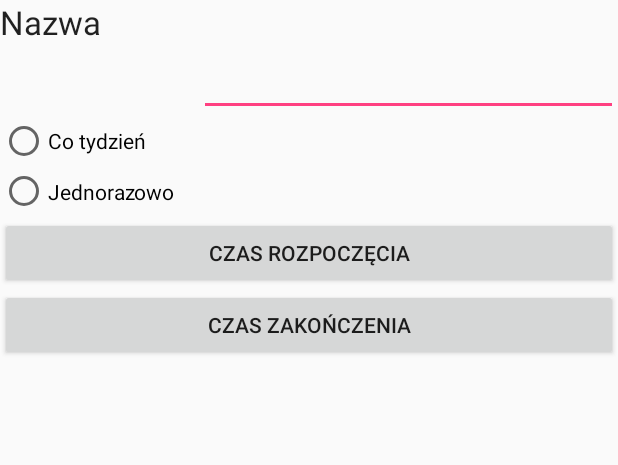
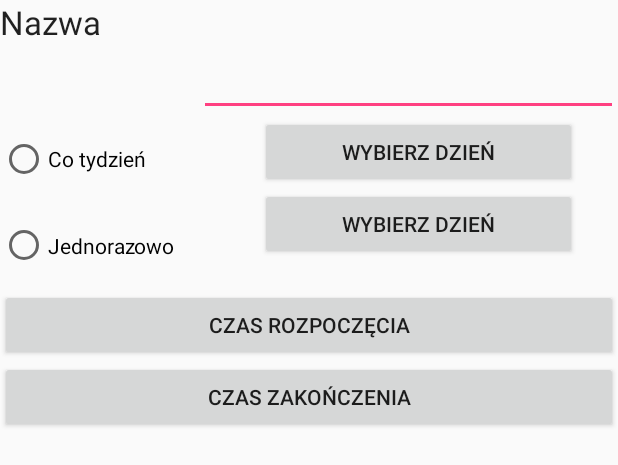
Before and after one commit to Ewa55555/Hodujjajko, an Android app: the layout creating_schedule.xml on its own in the app's theme, with its tools: preview values and no code run, on a phone screen of 412 x 824 dp. Shown: the top 465 px of the screen. Run offline under Robolectric (Android 15) with nearby library versions, the phone set to English and light mode, and no system bars.

Commit message:
creating schedule layout

```diff
--- a/app/src/main/java/com/example/hodujjajko/Schedule.java
+++ b/app/src/main/java/com/example/hodujjajko/Schedule.java
@@ -30,13 +30,14 @@ public class Schedule extends AppCompatActivity implements View.OnClickListener{
     public void onClick(View v) {
         switch(v.getId()){
             case R.id.createSchedule:
+                creatingScheduleActivity();
                 break;
             case R.id.seeSchedule:
                 break;
         }
     }
 
-    private void startSettingActivity(){
+    private void creatingScheduleActivity(){
         Intent creatingScheduleIntent = null;
         creatingScheduleIntent = new Intent(getApplicationContext(), CreatingSchedule.class);
         startActivity(creatingScheduleIntent);
--- a/app/src/main/res/layout/creating_schedule.xml
+++ b/app/src/main/res/layout/creating_schedule.xml
@@ -5,7 +5,9 @@
     <LinearLayout
         android:layout_width="match_parent"
         android:layout_height="match_parent"
-        android:orientation="vertical">
+        android:orientation="vertical"
+        android:layout_alignParentTop="true"
+        android:layout_alignParentStart="true">
 
         <LinearLayout
             android:layout_width="match_parent"
@@ -30,9 +32,15 @@
 
         </LinearLayout>
 
+        <LinearLayout
+            android:layout_width="match_parent"
+            android:layout_height="115dp"
+            android:orientation="horizontal">
+
             <RadioGroup
-            android:layout_width="match_parent"
-            android:layout_height="67dp" >
+                android:id="@+id/frequency"
+                android:layout_width="173dp"
+                android:layout_height="match_parent">
 
                 <RadioButton
                     android:id="@+id/perWeek"
@@ -50,6 +58,25 @@
 
             </RadioGroup>
 
+            <LinearLayout
+                android:layout_width="211dp"
+                android:layout_height="match_parent"
+                android:orientation="vertical">
+
+                <Button
+                    android:id="@+id/chooseDay"
+                    android:layout_width="match_parent"
+                    android:layout_height="wrap_content"
+                    android:text="@string/choose_day_string" />
+
+                <Button
+                    android:id="@+id/chooseDate"
+                    android:layout_width="match_parent"
+                    android:layout_height="wrap_content"
+                    android:text="@string/choose_day_string" />
+            </LinearLayout>
+        </LinearLayout>
+
         <Button
             android:id="@+id/startTime"
             android:layout_width="match_parent"
```
Also changed, not shown: app/src/main/AndroidManifest.xml (+8 -0 lines), app/src/main/java/com/example/hodujjajko/CreatingSchedule.java (+149 -2 lines), app/src/main/res/layout/days_dialog.xml (added, +19 -0 lines), app/src/main/res/values/strings.xml (+8 -0 lines). Lines whose indentation alone changed are shown as unchanged.
